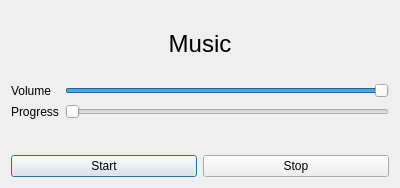
Above: GUI-verklegtVika3/musicdialog.ui from streamerinn/Verklegt-1 before the change. Below: the same form after it.
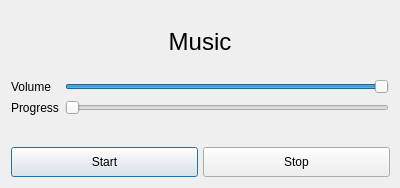
That is the form after the change.

Diff of the .ui file:
```diff
--- a/GUI-verklegtVika3/musicdialog.ui
+++ b/GUI-verklegtVika3/musicdialog.ui
@@ -10,6 +10,24 @@
     <height>188</height>
    </rect>
   </property>
+  <property name="sizePolicy">
+   <sizepolicy hsizetype="Fixed" vsizetype="Fixed">
+    <horstretch>0</horstretch>
+    <verstretch>0</verstretch>
+   </sizepolicy>
+  </property>
+  <property name="minimumSize">
+   <size>
+    <width>400</width>
+    <height>188</height>
+   </size>
+  </property>
+  <property name="maximumSize">
+   <size>
+    <width>400</width>
+    <height>188</height>
+   </size>
+  </property>
   <property name="windowTitle">
    <string>Music player</string>
   </property>
@@ -60,6 +78,18 @@
     <layout class="QHBoxLayout" name="horizontalLayout">
      <item>
       <widget class="QPushButton" name="StartButton">
+       <property name="minimumSize">
+        <size>
+         <width>187</width>
+         <height>30</height>
+        </size>
+       </property>
+       <property name="maximumSize">
+        <size>
+         <width>187</width>
+         <height>30</height>
+        </size>
+       </property>
        <property name="text">
         <string>Start</string>
        </property>
@@ -67,6 +97,18 @@
      </item>
      <item>
       <widget class="QPushButton" name="StopButton">
+       <property name="minimumSize">
+        <size>
+         <width>187</width>
+         <height>30</height>
+        </size>
+       </property>
+       <property name="maximumSize">
+        <size>
+         <width>187</width>
+         <height>30</height>
+        </size>
+       </property>
        <property name="text">
         <string>Stop</string>
        </property>
```
